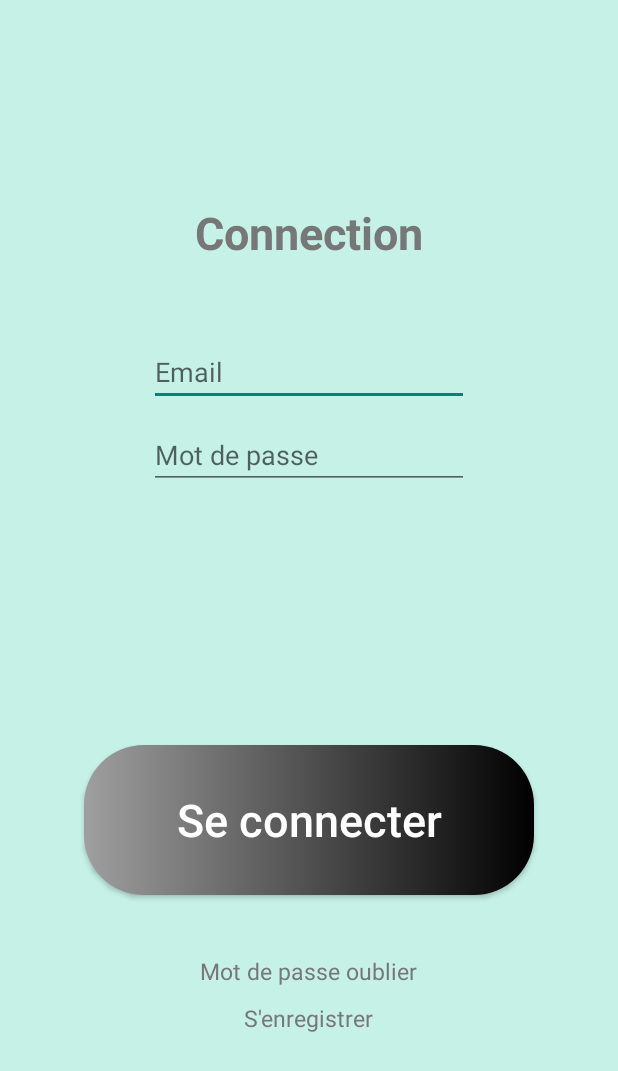
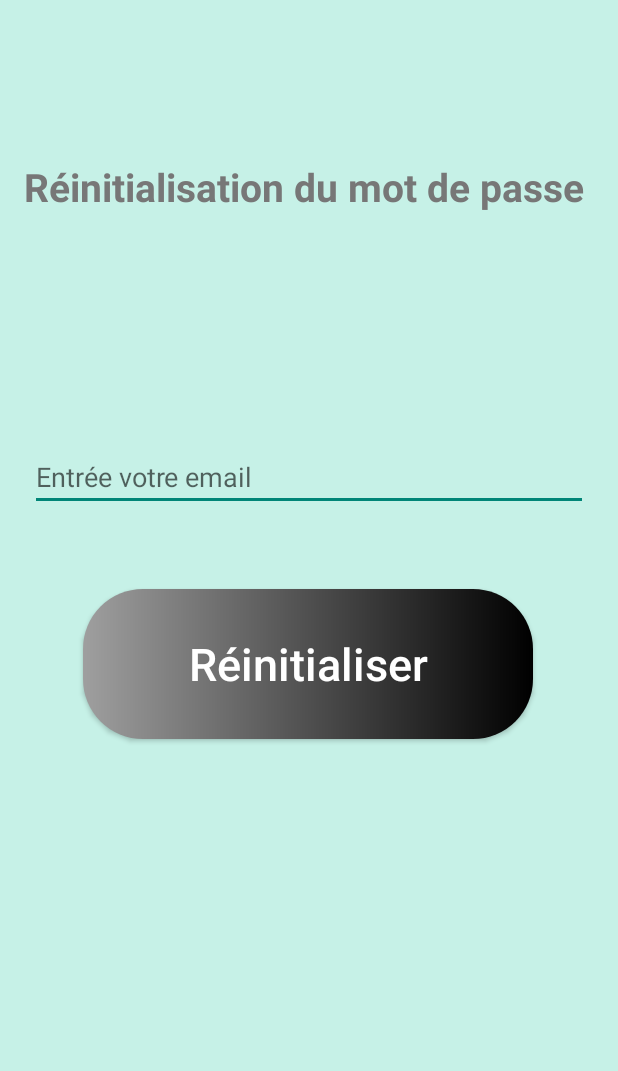
Before and after one commit to miska1234/H22-GRP01-EQUIPE07-COTE_R, an Android app: the ConnectionActivity screen opened directly, with no data from a screen before it, after a tap on "Mot de passe oublier", on a phone screen of 412 x 824 dp. Shown: the top 1071 px of the screen. Run offline under Robolectric (Android 15) with nearby library versions, the phone set to English and light mode, and no system bars; our stand-ins replace Firebase (no records; nobody signed in at launch, a user with empty details on screens opened directly).

Commit message:
-Rajouter Le mot de passe oublier function

```diff
--- a/app/src/main/AndroidManifest.xml
+++ b/app/src/main/AndroidManifest.xml
@@ -9,6 +9,9 @@
         android:roundIcon="@mipmap/ic_launcher_round"
         android:supportsRtl="true"
         android:theme="@style/Theme.ProjetAppliactionCoteR">
+        <activity
+            android:name=".ResetPassword"
+            android:exported="false" />
         <activity
             android:name=".VerificationEmailActivity"
             android:exported="false" />
--- a/app/src/main/java/com/example/projetappliactioncoter/ConnectionActivity.java
+++ b/app/src/main/java/com/example/projetappliactioncoter/ConnectionActivity.java
@@ -52,11 +52,10 @@ public class ConnectionActivity extends AppCompatActivity implements View.OnClic
                 break;
             case R.id.textViewMotPasseOblier:
                 //TODO faire le activity de motdepasseoublier
-                /*
-                Intent switchToProfil = new Intent(EnregistrementV2Activity.this, VerificationEmailActivity.class);
-                startActivity(switchToProfil);
 
-                 */
+                Intent switchToReset = new Intent(ConnectionActivity.this, ResetPassword.class);
+                startActivity(switchToReset);
+
                 break;
             case R.id.textViewSenregistrer:
                 Intent switchToEnregistrer = new Intent(ConnectionActivity.this, EnregistrementV2Activity.class);
--- /dev/null
+++ b/app/src/main/java/com/example/projetappliactioncoter/ResetPassword.java
@@ -0,0 +1,81 @@
+package com.example.projetappliactioncoter;
+
+import androidx.annotation.NonNull;
+import androidx.appcompat.app.AppCompatActivity;
+
+import android.content.Intent;
+import android.os.Bundle;
+import android.util.Patterns;
+import android.view.View;
+import android.widget.Button;
+import android.widget.EditText;
+import android.widget.TextView;
+import android.widget.Toast;
+
+import com.google.android.gms.tasks.OnCompleteListener;
+import com.google.android.gms.tasks.Task;
+import com.google.firebase.auth.FirebaseAuth;
+import com.google.firebase.auth.FirebaseUser;
+
+import java.util.regex.Pattern;
+
+public class ResetPassword extends AppCompatActivity {
+
+    private TextView textReinitialiser;
+    private Button buttonReinitialiser;
+    private EditText editTextReinitialiser;
+
+    FirebaseAuth mAuth;
+
+    @Override
+    protected void onCreate(Bundle savedInstanceState) {
+        super.onCreate(savedInstanceState);
+        setContentView(R.layout.activity_reset_password);
+
+        textReinitialiser = findViewById(R.id.textViewResetPassword);
+        buttonReinitialiser = findViewById(R.id.buttonReset);
+        editTextReinitialiser = findViewById(R.id.editTextResetEmailAddress);
+
+        mAuth = FirebaseAuth.getInstance();
+
+        buttonReinitialiser.setOnClickListener(new View.OnClickListener() {
+            @Override
+            public void onClick(View view) {
+                reinitialiser();
+            }
+        });
+    }
+
+    public void reinitialiser(){
+        String emailReset = editTextReinitialiser.getText().toString().trim();
+
+        if(emailReset.isEmpty()){
+            editTextReinitialiser.setError("Le email est requis!");
+            editTextReinitialiser.requestFocus();
+
+            return;
+        }
+
+        if(!Patterns.EMAIL_ADDRESS.matcher(emailReset).matches()){
+            editTextReinitialiser.setError("Le email n’est pas valide. Réessayer!");
+            editTextReinitialiser.requestFocus();
+
+            return;
+        }
+
+        mAuth.sendPasswordResetEmail(emailReset).addOnCompleteListener(new OnCompleteListener<Void>() {
+            @Override
+            public void onComplete(@NonNull Task<Void> task) {
+                if(task.isSuccessful()){
+                    Toast.makeText(ResetPassword.this, "Veuillez regarder votre boite courriel!", Toast.LENGTH_LONG).show();
+                    Intent switchToConnection = new Intent(ResetPassword.this, ConnectionActivity.class);
+                    startActivity(switchToConnection);
+                }else{
+                    Toast.makeText(ResetPassword.this, "veuillez recommencer, le courriel rentré n’est pas bon", Toast.LENGTH_SHORT).show();
+                }
+            }
+        });
+    }
+
+
+}
--- /dev/null
+++ b/app/src/main/res/layout/activity_reset_password.xml
@@ -0,0 +1,64 @@
+<?xml version="1.0" encoding="utf-8"?>
+<androidx.constraintlayout.widget.ConstraintLayout xmlns:android="http://schemas.android.com/apk/res/android"
+    xmlns:app="http://schemas.android.com/apk/res-auto"
+    xmlns:tools="http://schemas.android.com/tools"
+    android:layout_width="match_parent"
+    android:layout_height="match_parent"
+    android:background="@color/turquoise"
+    android:gravity="center"
+    tools:context=".ResetPassword">
+
+    <TextView
+        android:id="@+id/textViewResetPassword"
+        android:layout_width="wrap_content"
+        android:layout_height="wrap_content"
+        android:layout_centerHorizontal="true"
+        android:text="@string/resetTextView"
+        android:textAlignment="center"
+        android:textColor="@color/gris"
+        android:textSize="26sp"
+        android:textStyle="bold"
+        app:layout_constraintBottom_toBottomOf="parent"
+        app:layout_constraintHorizontal_bias="0.41"
+        app:layout_constraintLeft_toLeftOf="parent"
+        app:layout_constraintRight_toRightOf="parent"
+        app:layout_constraintTop_toTopOf="parent"
+        app:layout_constraintVertical_bias="0.135" />
+
+    <EditText
+        android:id="@+id/editTextResetEmailAddress"
+        android:layout_width="match_parent"
+        android:layout_height="wrap_content"
+        android:layout_centerHorizontal="true"
+        android:autofillHints="Email"
+        android:ems="10"
+        android:layout_marginRight="20dp"
+        android:layout_marginLeft="20dp"
+        android:hint="@string/resetEditText"
+        android:inputType="textEmailAddress"
+        android:textColor="@color/black"
+        app:layout_constraintBottom_toTopOf="@+id/buttonReset"
+        app:layout_constraintEnd_toEndOf="parent"
+        app:layout_constraintHorizontal_bias="0.0"
+        app:layout_constraintStart_toStartOf="parent"
+        app:layout_constraintTop_toBottomOf="@+id/textViewResetPassword"
+        app:layout_constraintVertical_bias="0.748" />
+
+    <Button
+        android:id="@+id/buttonReset"
+        android:layout_width="300dp"
+        android:layout_height="100dp"
+        android:layout_centerInParent="true"
+        android:background="@drawable/button"
+        android:text="@string/resetButton"
+        android:textAllCaps="false"
+        android:textColor="#FFFFFF"
+        android:textSize="30sp"
+        app:layout_constraintBottom_toBottomOf="parent"
+        app:layout_constraintEnd_toEndOf="parent"
+        app:layout_constraintHorizontal_bias="0.495"
+        app:layout_constraintStart_toStartOf="parent"
+        app:layout_constraintTop_toBottomOf="@+id/textViewResetPassword"
+        app:layout_constraintVertical_bias="0.431" />
+
+</androidx.constraintlayout.widget.ConstraintLayout>
--- a/app/src/main/res/values/strings.xml
+++ b/app/src/main/res/values/strings.xml
@@ -36,5 +36,10 @@
     <string name="bouttonRetourApresVerification">Retour à l’acceuil</string>
     <string name="UtilisateurEnregistrer">L’utilisateur a été enregistré</string>
     <string name="UtilisateurNonEnregistrer">L’utilisateur n’a pas été enregistré</string>
+    <string name="resetButton">Réinitialiser</string>
+    <string name="resetTextView">Réinitialisation du mot de passe</string>
+    <string name="resetEditText">Entrée votre email</string>
+
+
 
 </resources>
```
Also changed, not shown: app/src/main/res/layout/activity_enregistrement.xml (indentation only).
